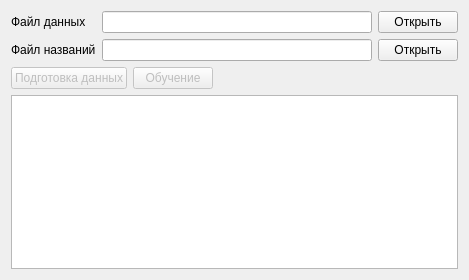
First picture: the form in mainwindow.ui, repository spsancti/diploma-tree-trainer, before the edit.
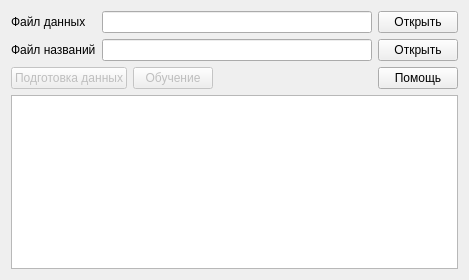
Second picture: the form after the edit.

```diff
--- a/mainwindow.ui
+++ b/mainwindow.ui
@@ -73,7 +73,20 @@
        </layout>
       </item>
       <item>
-       <layout class="QFormLayout" name="formLayout">
+       <layout class="QGridLayout" name="gridLayout_3">
+        <item row="0" column="3">
+         <widget class="QPushButton" name="pbHelp">
+          <property name="sizePolicy">
+           <sizepolicy hsizetype="Fixed" vsizetype="Fixed">
+            <horstretch>0</horstretch>
+            <verstretch>0</verstretch>
+           </sizepolicy>
+          </property>
+          <property name="text">
+           <string>Помощь</string>
+          </property>
+         </widget>
+        </item>
         <item row="0" column="0">
          <widget class="QPushButton" name="pbPrepare">
           <property name="enabled">
@@ -106,6 +119,19 @@
           </property>
          </widget>
         </item>
+        <item row="0" column="2">
+         <spacer name="horizontalSpacer">
+          <property name="orientation">
+           <enum>Qt::Horizontal</enum>
+          </property>
+          <property name="sizeHint" stdset="0">
+           <size>
+            <width>40</width>
+            <height>20</height>
+           </size>
+          </property>
+         </spacer>
+        </item>
        </layout>
       </item>
       <item>
```
Left out of the diff: 36 changed lines with no effect on the pictures.
